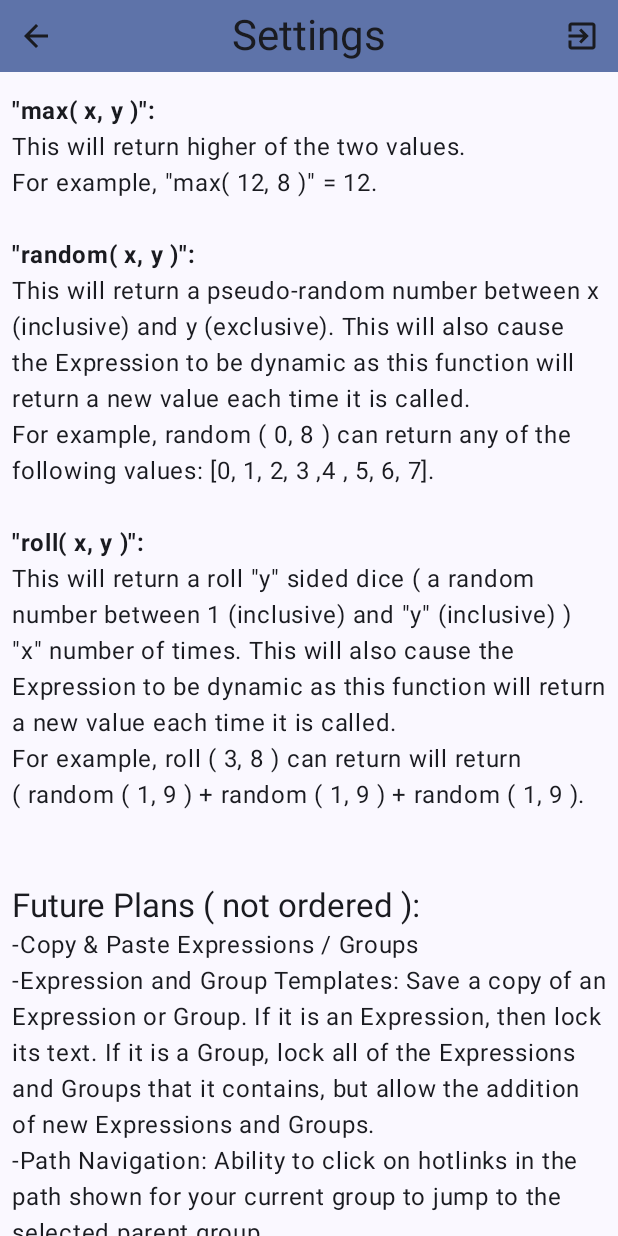
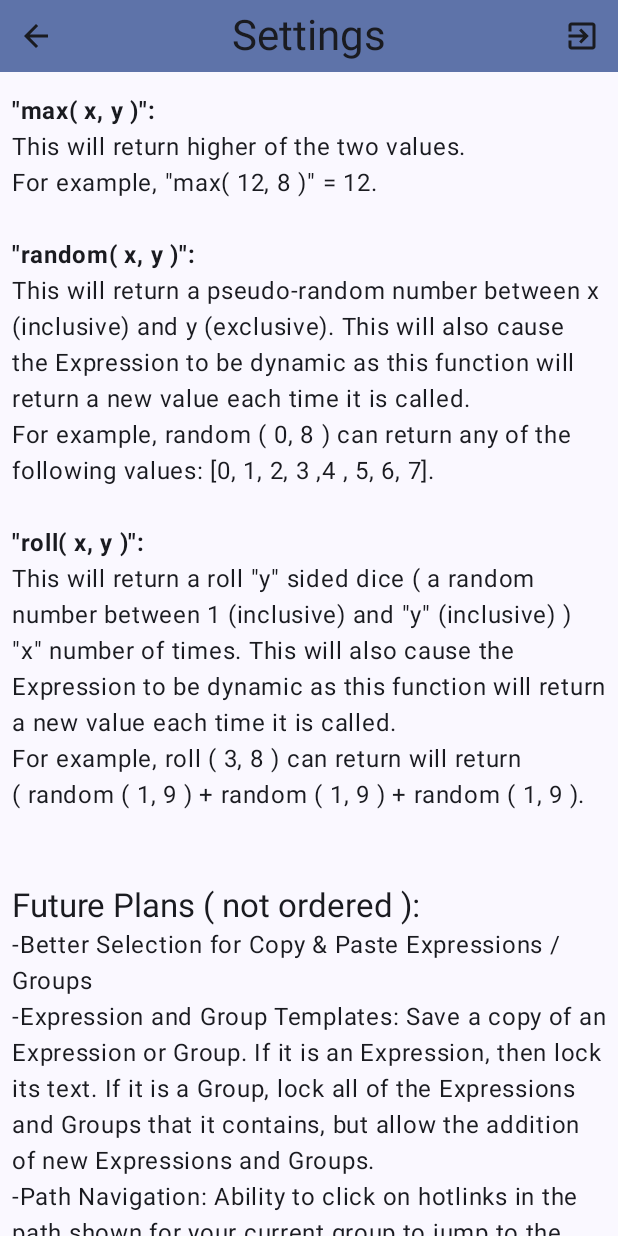
Before and after one commit to Carson-McCombs/DiceCompanionApp, an Android app built with Jetpack Compose: the @Preview function HelpScreenView_Preview, scrolled down 1730 dp, on a phone screen of 412 x 824 dp. Run offline under Robolectric (Android 15) with nearby library versions, the phone set to English and light mode, and no system bars.

```diff
--- a/app/src/main/java/view/helpScreen/HelpScreenView.kt
+++ b/app/src/main/java/view/helpScreen/HelpScreenView.kt
@@ -199,7 +199,7 @@ fun HelpScreenView(navigateUp: () -> Unit, navigateToGitHub: () -> Unit){
                 style = MaterialTheme.typography.titleLarge
             )
             Text(
-                text =  "-Copy & Paste Expressions / Groups\n" +
+                text =  "-Better Selection for Copy & Paste Expressions / Groups\n" +
                         "-Expression and Group Templates: Save a copy of an Expression or Group. If it is an Expression, " +
                         "then lock its text. If it is a Group, lock all of the Expressions and Groups that it contains, but allow " +
                         "the addition of new Expressions and Groups.\n" +
```
